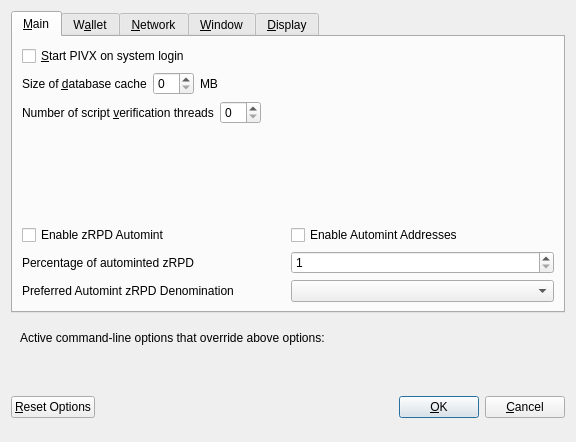
The window that src/qt/forms/optionsdialog.ui (RapidsOfficial/Rapids) describes before a commit, drawn with Qt 5.
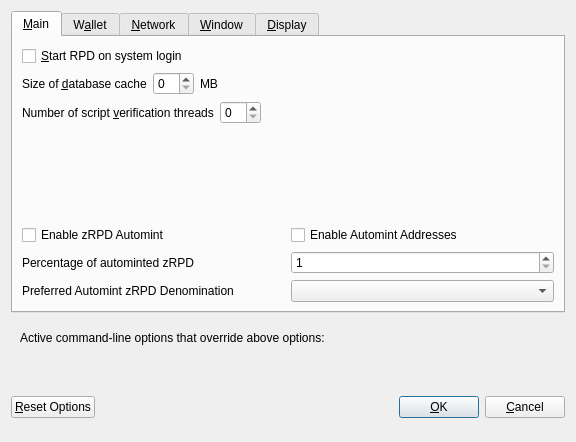
The same window after the commit. Custom widgets are drawn as their Qt base class.

```diff
--- a/src/qt/forms/optionsdialog.ui
+++ b/src/qt/forms/optionsdialog.ui
@@ -33,7 +33,7 @@
           <string>Automatically start PIVX after logging in to the system.</string>
          </property>
          <property name="text">
-          <string>&amp;Start PIVX on system login</string>
+          <string>&amp;Start RPD on system login</string>
          </property>
         </widget>
        </item>
```
Left out of the diff: 8 changed lines with no effect on the pictures.
